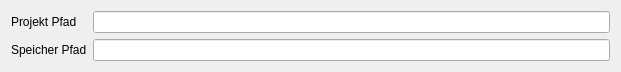
First picture: the form in som_gui/module/project/qt/SettingsPath.ui, repository c-mellueh/SOM-Toolkit, before the edit.
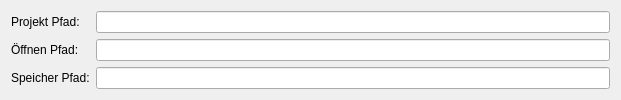
Second picture: the form after the edit.

Commit message: add Project Paths

Patch:
```diff
--- a/som_gui/module/project/qt/SettingsPath.ui
+++ b/som_gui/module/project/qt/SettingsPath.ui
@@ -7,7 +7,7 @@
                 <x>0</x>
                 <y>0</y>
                 <width>621</width>
-                <height>68</height>
+                <height>96</height>
             </rect>
         </property>
         <property name="windowTitle">
@@ -17,20 +17,30 @@
             <item row="0" column="0">
                 <widget class="QLabel" name="label_2">
                     <property name="text">
-                        <string>Projekt Pfad</string>
+                        <string>Projekt Pfad:</string>
                     </property>
                 </widget>
             </item>
             <item row="0" column="1">
                 <widget class="QLineEdit" name="le_project_path"/>
             </item>
-            <item row="1" column="1">
+            <item row="2" column="1">
                 <widget class="QLineEdit" name="le_save_path"/>
             </item>
-            <item row="1" column="0">
+            <item row="2" column="0">
                 <widget class="QLabel" name="la_save_path">
                     <property name="text">
-                        <string>Speicher Pfad</string>
+                        <string>Speicher Pfad:</string>
+                    </property>
+                </widget>
+            </item>
+            <item row="1" column="1">
+                <widget class="QLineEdit" name="le_open_path"/>
+            </item>
+            <item row="1" column="0">
+                <widget class="QLabel" name="la_open_path">
+                    <property name="text">
+                        <string>Öffnen Pfad:</string>
                     </property>
                 </widget>
             </item>
```
Left out of the diff: 2 changed lines with no effect on the pictures. The commit also changes 5 other files.
